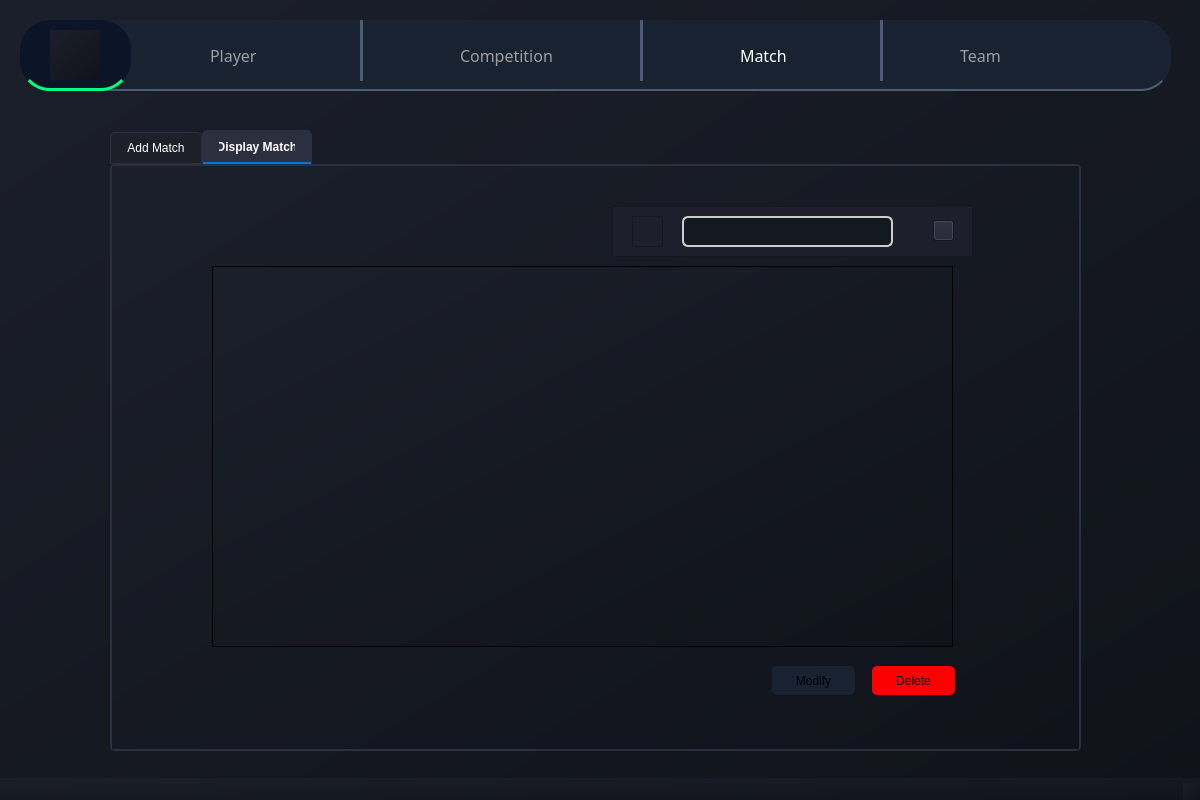
Azer-khadhraoui/ALDAWRY-FOOTBALL, file MatchQ/mainwindow.ui: the form before one commit.
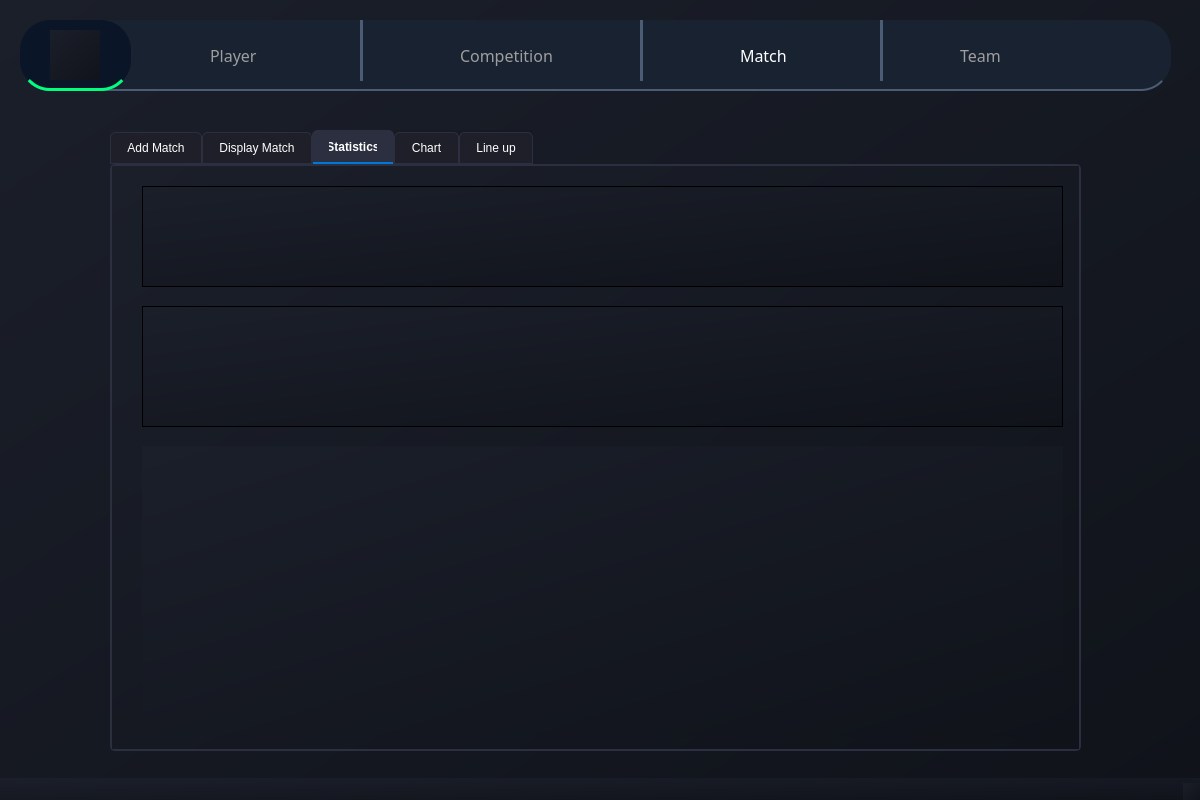
The form after the commit. The open tabs and pages were chosen to show the change. Icons and pictures are not drawn.

The edit to the form file:
```diff
--- a/MatchQ/mainwindow.ui
+++ b/MatchQ/mainwindow.ui
@@ -499,14 +499,48 @@
         <height>381</height>
        </rect>
       </property>
+      <property name="styleSheet">
+       <string notr="true">/* Style for the QTableWidget */
+QTableView#allmatches {
+    background-color: #1E2633; /* Match tab pane and form widget */
+    border: 2px solid #2A3A4A; /* Subtle blue-gray border */
+    gridline-color: #3A4A5A; /* Light grid lines */
+    alternate-background-color: #252A38; /* Alternating row color */
+    color: #E0E6ED; /* Light gray text */
+    selection-background-color: #00FF7F; /* Green selection */
+    selection-color: #1A2633; /* Dark blue text on selection */
+    border-radius: 5px;
+}
+QTableView#allmatches::item {
+    padding: 5px;
+    border: none; /* Remove individual cell borders */
+}
+QTableView#allmatches::item:focus {
+    outline: none; /* Remove focus outline */
+}
+
+/* Style for the table header */
+QHeaderView::section {
+    background-color: #252A38; /* Match alternating row color */
+    color: #E0E6ED;
+    border: 1px solid #2A3A4A;
+    padding: 4px;
+    font-weight: bold;
+    border-radius: 0;
+}
+QTableView#allmatches QTableCornerButton::section {
+    background-color: #252A38;
+    border: 1px solid #2A3A4A;
+}</string>
+      </property>
      </widget>
      <widget class="QFrame" name="frame_5">
       <property name="geometry">
        <rect>
-        <x>500</x>
-        <y>40</y>
+        <x>480</x>
+        <y>30</y>
         <width>361</width>
-        <height>51</height>
+        <height>61</height>
        </rect>
       </property>
       <property name="styleSheet">
@@ -529,7 +563,7 @@
          <x>70</x>
          <y>10</y>
          <width>211</width>
-         <height>31</height>
+         <height>41</height>
         </rect>
        </property>
        <property name="styleSheet">
@@ -595,19 +629,6 @@
         </property>
        </widget>
       </widget>
-      <widget class="QPushButton" name="sort">
-       <property name="geometry">
-        <rect>
-         <x>321</x>
-         <y>14</y>
-         <width>21</width>
-         <height>21</height>
-        </rect>
-       </property>
-       <property name="text">
-        <string/>
-       </property>
-      </widget>
      </widget>
      <widget class="QPushButton" name="Delete">
       <property name="geometry">
@@ -641,6 +662,278 @@
       </property>
       <property name="text">
        <string>Modify</string>
+      </property>
+     </widget>
+     <widget class="QPushButton" name="pdf">
+      <property name="geometry">
+       <rect>
+        <x>560</x>
+        <y>500</y>
+        <width>83</width>
+        <height>29</height>
+       </rect>
+      </property>
+      <property name="styleSheet">
+       <string notr="true">background-color: #192231;
+border-radius: 5px ;</string>
+      </property>
+      <property name="text">
+       <string>PDF</string>
+      </property>
+     </widget>
+    </widget>
+    <widget class="QWidget" name="tab_2">
+     <property name="styleSheet">
+      <string notr="true"/>
+     </property>
+     <attribute name="title">
+      <string>Statistics</string>
+     </attribute>
+     <widget class="QTableView" name="Matches_sum">
+      <property name="geometry">
+       <rect>
+        <x>30</x>
+        <y>20</y>
+        <width>921</width>
+        <height>101</height>
+       </rect>
+      </property>
+      <property name="styleSheet">
+       <string notr="true">/* Style for the QTableWidget */
+QTableView#allmatches {
+    background-color: #1E2633; /* Match tab pane and form widget */
+    border: 2px solid #2A3A4A; /* Subtle blue-gray border */
+    gridline-color: #3A4A5A; /* Light grid lines */
+    alternate-background-color: #252A38; /* Alternating row color */
+    color: #E0E6ED; /* Light gray text */
+    selection-background-color: #00FF7F; /* Green selection */
+    selection-color: #1A2633; /* Dark blue text on selection */
+    border-radius: 5px;
+}
+QTableView#allmatches::item {
+    padding: 5px;
+    border: none; /* Remove individual cell borders */
+}
+QTableView#allmatches::item:focus {
+    outline: none; /* Remove focus outline */
+}
+
+/* Style for the table header */
+QHeaderView::section {
+    background-color: #252A38; /* Match alternating row color */
+    color: #E0E6ED;
+    border: 1px solid #2A3A4A;
+    padding: 4px;
+    font-weight: bold;
+    border-radius: 0;
+}
+QTableView#allmatches QTableCornerButton::section {
+    background-color: #252A38;
+    border: 1px solid #2A3A4A;
+}</string>
+      </property>
+     </widget>
+     <widget class="QTableView" name="refrees">
+      <property name="geometry">
+       <rect>
+        <x>30</x>
+        <y>140</y>
+        <width>921</width>
+        <height>121</height>
+       </rect>
+      </property>
+      <property name="styleSheet">
+       <string notr="true">/* Style for the QTableWidget */
+QTableView#allmatches {
+    background-color: #1E2633; /* Match tab pane and form widget */
+    border: 2px solid #2A3A4A; /* Subtle blue-gray border */
+    gridline-color: #3A4A5A; /* Light grid lines */
+    alternate-background-color: #252A38; /* Alternating row color */
+    color: #E0E6ED; /* Light gray text */
+    selection-background-color: #00FF7F; /* Green selection */
+    selection-color: #1A2633; /* Dark blue text on selection */
+    border-radius: 5px;
+}
+QTableView#allmatches::item {
+    padding: 5px;
+    border: none; /* Remove individual cell borders */
+}
+QTableView#allmatches::item:focus {
+    outline: none; /* Remove focus outline */
+}
+
+/* Style for the table header */
+QHeaderView::section {
+    background-color: #252A38; /* Match alternating row color */
+    color: #E0E6ED;
+    border: 1px solid #2A3A4A;
+    padding: 4px;
+    font-weight: bold;
+    border-radius: 0;
+}
+QTableView#allmatches QTableCornerButton::section {
+    background-color: #252A38;
+    border: 1px solid #2A3A4A;
+}</string>
+      </property>
+     </widget>
+     <widget class="QWidget" name="weather_impact" native="true">
+      <property name="geometry">
+       <rect>
+        <x>30</x>
+        <y>280</y>
+        <width>921</width>
+        <height>291</height>
+       </rect>
+      </property>
+      <property name="styleSheet">
+       <string notr="true">QWidget#customWidget {
+    background-color: #1E2633;
+    border: 2px solid #2A3A4A;
+    color: #E0E6ED;
+    border-radius: 5px;
+}
+QWidget#customWidget QLabel {
+    color: #E0E6ED;
+    background-color: transparent;
+}</string>
+      </property>
+     </widget>
+    </widget>
+    <widget class="QWidget" name="chart">
+     <attribute name="title">
+      <string>Chart</string>
+     </attribute>
+     <widget class="QWidget" name="goals_chart" native="true">
+      <property name="geometry">
+       <rect>
+        <x>60</x>
+        <y>60</y>
+        <width>851</width>
+        <height>481</height>
+       </rect>
+      </property>
+      <property name="styleSheet">
+       <string notr="true">/* Style for the QTableWidget */
+QTableView#allmatches {
+    background-color: #1E2633; /* Match tab pane and form widget */
+    border: 2px solid #2A3A4A; /* Subtle blue-gray border */
+    gridline-color: #3A4A5A; /* Light grid lines */
+    alternate-background-color: #252A38; /* Alternating row color */
+    color: #E0E6ED; /* Light gray text */
+    selection-background-color: #00FF7F; /* Green selection */
+    selection-color: #1A2633; /* Dark blue text on selection */
+    border-radius: 5px;
+}
+QTableView#allmatches::item {
+    padding: 5px;
+    border: none; /* Remove individual cell borders */
+}
+QTableView#allmatches::item:focus {
+    outline: none; /* Remove focus outline */
+}
+
+/* Style for the table header */
+QHeaderView::section {
+    background-color: #252A38; /* Match alternating row color */
+    color: #E0E6ED;
+    border: 1px solid #2A3A4A;
+    padding: 4px;
+    font-weight: bold;
+    border-radius: 0;
+}
+QTableView#allmatches QTableCornerButton::section {
+    background-color: #252A38;
+    border: 1px solid #2A3A4A;
+}</string>
+      </property>
+     </widget>
+     <widget class="QComboBox" name="chartOptionComboBox">
+      <property name="geometry">
+       <rect>
+        <x>52</x>
+        <y>20</y>
+        <width>231</width>
+        <height>28</height>
+       </rect>
+      </property>
+      <property name="styleSheet">
+       <string notr="true">background-color: #1C1F2A;
+border: 1px solid #2A2D3A;
+border-radius: 5px;
+padding: 5px;
+color: white;
+margin-left: 15px;
+margin-right:15px;</string>
+      </property>
+      <item>
+       <property name="text">
+        <string>Goals per Competition</string>
+       </property>
+      </item>
+      <item>
+       <property name="text">
+        <string>Goals per Team</string>
+       </property>
+      </item>
+     </widget>
+    </widget>
+    <widget class="QWidget" name="line_up_widget">
+     <attribute name="title">
+      <string>Line up</string>
+     </attribute>
+     <widget class="QComboBox" name="Line_up">
+      <property name="geometry">
+       <rect>
+        <x>420</x>
+        <y>120</y>
+        <width>231</width>
+        <height>28</height>
+       </rect>
+      </property>
+      <property name="minimumSize">
+       <size>
+        <width>231</width>
+        <height>28</height>
+       </size>
+      </property>
+      <property name="styleSheet">
+       <string notr="true">background-color: #1C1F2A;
+border: 1px solid #2A2D3A;
+border-radius: 5px;
+padding: 5px;
+color: white;
+margin-left: 15px;
+margin-right:15px;</string>
+      </property>
+      <item>
+       <property name="text">
+        <string>4-3-3</string>
+       </property>
+      </item>
+      <item>
+       <property name="text">
+        <string>4-4-2</string>
+       </property>
+      </item>
+     </widget>
+     <widget class="QLabel" name="label_2">
+      <property name="geometry">
+       <rect>
+        <x>280</x>
+        <y>10</y>
+        <width>621</width>
+        <height>551</height>
+       </rect>
+      </property>
+      <property name="text">
+       <string/>
+      </property>
+      <property name="pixmap">
+       <pixmap resource="resources.qrc">:/staduim.png</pixmap>
+      </property>
+      <property name="scaledContents">
+       <bool>true</bool>
       </property>
      </widget>
     </widget>
```
Left out of the diff: 174 changed lines with no effect on the pictures.
